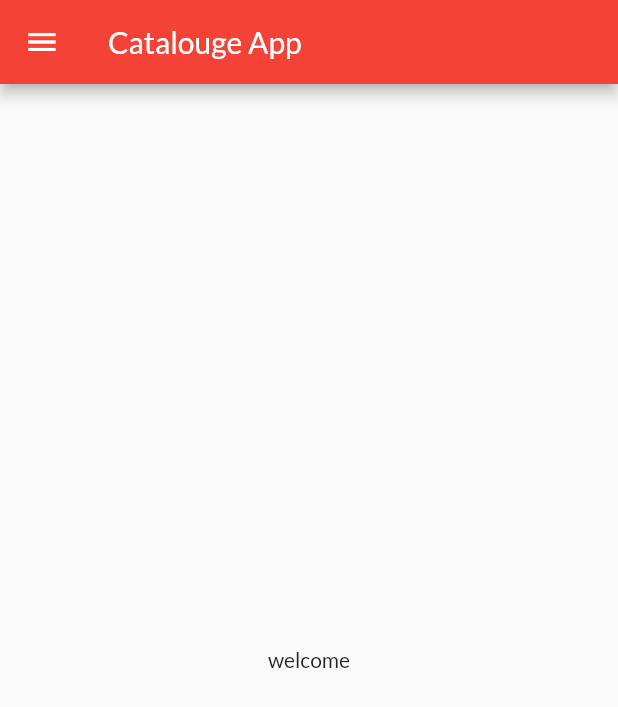
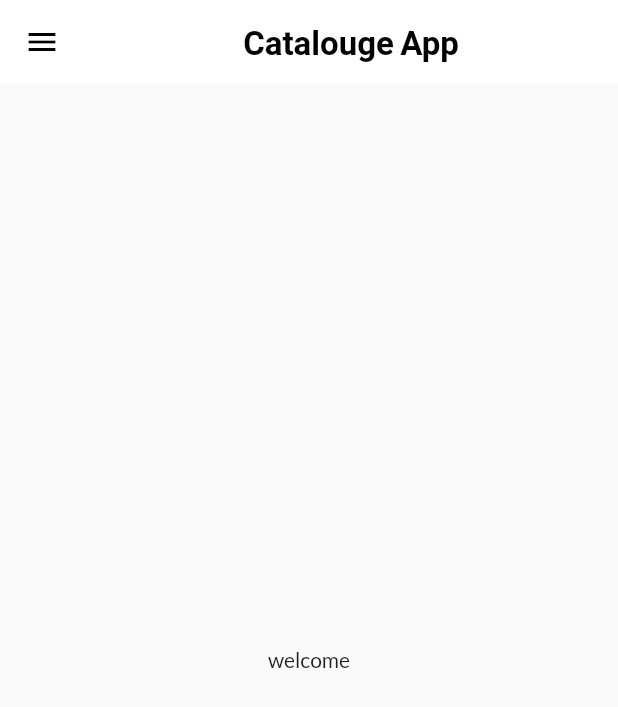
Before and after one commit to waleed-ahmed15/catalouge_app, a Flutter app: the screen it shows after launch, on a phone screen of 412 x 824 dp. Shown: the top 707 px of the screen. Run offline on Flutter 3.47's test engine with Material 2 defaults, Android fonts, the phone set to English and light mode, and no system bars; our stand-ins replace google_fonts.

Commit message:
theme extracted

```diff
--- a/lib/main.dart
+++ b/lib/main.dart
@@ -1,6 +1,7 @@
 import 'package:catalouge_app/pages/home_page.dart';
 import 'package:catalouge_app/pages/login_page.dart';
 import 'package:catalouge_app/utils/routes.dart';
+import 'package:catalouge_app/utils/themes.dart';
 import 'package:flutter/material.dart';
 import 'package:google_fonts/google_fonts.dart';
 
@@ -17,10 +18,8 @@ class MyApp extends StatelessWidget {
       // home: Home_page(),
       themeMode: ThemeMode.light,
       debugShowCheckedModeBanner: false,
-      theme: ThemeData(
-          primarySwatch: Colors.red, fontFamily: GoogleFonts.lato().fontFamily),
-      darkTheme:
-          ThemeData(brightness: Brightness.dark, primaryColor: Colors.blue),
+      theme: MyThemes.lightTheme(context),
+      darkTheme: MyThemes.DarkTheme(),
       initialRoute: MyRoutes.homeRoute,
       routes: {
         MyRoutes.homeRoute: ((context) => Home_page()),
--- a/lib/pages/home_page.dart
+++ b/lib/pages/home_page.dart
@@ -7,7 +7,7 @@ class Home_page extends StatelessWidget {
   @override
   Widget build(BuildContext context) {
     return Scaffold(
-      appBar: AppBar(title: Text("Catalouge App")),
+      appBar: AppBar(title: Center(child: Text("Catalouge App"))),
       body: Container(
           child: Center(
         child: Text("welcome"),
--- /dev/null
+++ b/lib/utils/themes.dart
@@ -0,0 +1,20 @@
+import 'package:flutter/material.dart';
+import 'package:google_fonts/google_fonts.dart';
+
+class MyThemes {
+  static ThemeData lightTheme(BuildContext context) {
+    return ThemeData(
+        appBarTheme: AppBarTheme(
+            titleTextStyle: TextStyle(
+                color: Colors.black, fontSize: 22, fontWeight: FontWeight.bold),
+            elevation: 0,
+            backgroundColor: Colors.white,
+            iconTheme: IconThemeData(color: Colors.black)),
+        primarySwatch: Colors.red,
+        fontFamily: GoogleFonts.lato().fontFamily);
+  }
+
+  static ThemeData DarkTheme() {
+    return ThemeData(brightness: Brightness.dark, primaryColor: Colors.blue);
+  }
+}
```
